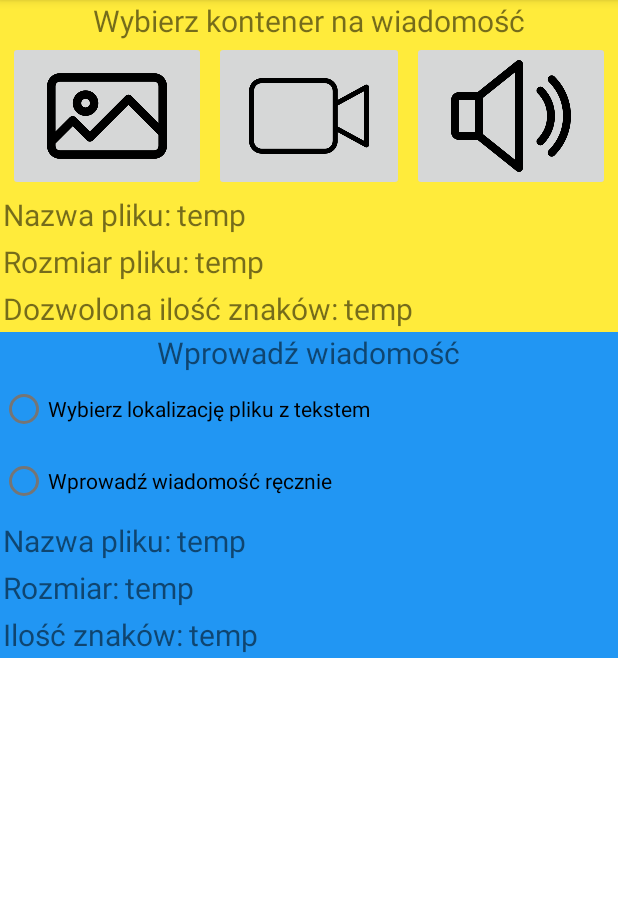
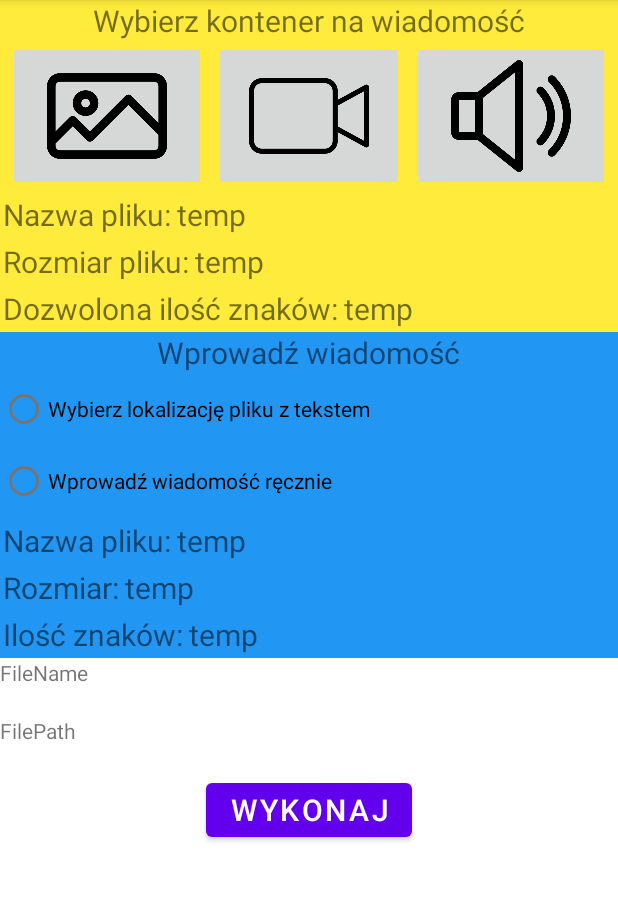
Before and after one commit to cezaryprusinowski/pracainzv1, an Android app: the HideActivity screen opened directly, with no data from a screen before it, on a phone screen of 412 x 824 dp, the part 84-985 px from its top. Run offline under Robolectric (Android 15) with nearby library versions, the phone set to English and light mode, and no system bars.

Commit message:
Dodany HidenVM (View model)

```diff
--- a/app/build.gradle
+++ b/app/build.gradle
@@ -41,9 +41,11 @@ android {
 
 dependencies {
 
+    // Libraries
+    implementation "androidx.lifecycle:lifecycle-livedata:2.2.0"
+    implementation "androidx.lifecycle:lifecycle-viewmodel:2.2.0"
     // Java language implementation
     implementation "androidx.fragment:fragment:1.2.5"
-
     implementation 'androidx.appcompat:appcompat:1.2.0'
     implementation 'com.google.android.material:material:1.2.1'
     implementation 'androidx.constraintlayout:constraintlayout:2.0.4'
--- a/app/src/main/java/com/example/pracainzv1/HideActivity.java
+++ b/app/src/main/java/com/example/pracainzv1/HideActivity.java
@@ -1,15 +1,35 @@
 package com.example.pracainzv1;
 
 import android.os.Bundle;
+import android.view.View;
 
 import androidx.appcompat.app.AppCompatActivity;
+import androidx.lifecycle.Observer;
+import androidx.lifecycle.ViewModelProvider;
+
+import com.example.pracainzv1.databinding.ActivityHideBinding;
 
 public class HideActivity extends AppCompatActivity {
+
+    private ActivityHideBinding binding;
 
     @Override
     protected void onCreate(Bundle savedInstanceState) {
         super.onCreate(savedInstanceState);
-        setContentView(R.layout.activity_hide);
+        binding = ActivityHideBinding.inflate(getLayoutInflater());
+        View view = binding.getRoot();
+        setContentView(view);
+
+        HideVM hideVM = new ViewModelProvider(this).get(HideVM.class);
+
+        hideVM.contenerFileMutableLiveData.observe(this, data ->{
+            binding.VMFileName.setText(data.getFileName());
+            binding.VMFilePath.setText(data.getFilePath());
+        });
+
+        binding.btnHideActivityExecute.setOnClickListener(v -> {
+            hideVM.setContenerFile();
+        });
 
         if (savedInstanceState == null) {
             getSupportFragmentManager().beginTransaction()
--- /dev/null
+++ b/app/src/main/java/com/example/pracainzv1/HideVM.java
@@ -0,0 +1,32 @@
+package com.example.pracainzv1;
+
+import androidx.lifecycle.MutableLiveData;
+import androidx.lifecycle.ViewModel;
+
+public class HideVM extends ViewModel {
+    public MutableLiveData<ContenerFile> contenerFileMutableLiveData;
+    private String filePath="/data/data/com.example.pracainzv1/files/foo.txt";
+    private ContenerFile contenerFile;
+
+
+    public HideVM() {
+        if (contenerFileMutableLiveData == null){
+            contenerFileMutableLiveData = new MutableLiveData<ContenerFile>();
+        }
+    }
+
+    public void setContenerFile(){
+        if (contenerFile == null) {
+            contenerFile = new ContenerFile("Test",
+                    "/data/data/com.example.pracainzv1/files/foo.txt",
+                    (byte) 12,
+                    12);
+        }
+//        var temp = contenerFileMutableLiveData.getValue();
+//        if (temp == null) {
+//            contenerFileMutableLiveData.setValue(contenerFile);
+//        }
+    }
+
+
+}
--- a/app/src/main/res/layout/activity_hide.xml
+++ b/app/src/main/res/layout/activity_hide.xml
@@ -15,5 +15,33 @@
         android:layout_height="wrap_content"
         android:id="@+id/frame_SelectText"/>
 
+    <TextView
+        android:layout_width="wrap_content"
+        android:layout_height="wrap_content"
+        android:text="FileName"/>
+    <TextView
+        android:id="@+id/VMFileName"
+        android:layout_width="wrap_content"
+        android:layout_height="wrap_content"
+        />
+
+    <TextView
+        android:layout_width="wrap_content"
+        android:layout_height="wrap_content"
+        android:text="FilePath"/>
+    <TextView
+        android:id="@+id/VMFilePath"
+        android:layout_width="wrap_content"
+        android:layout_height="wrap_content"
+        />
+
+    <Button
+        android:id="@+id/btnHideActivity_Execute"
+        android:layout_width="wrap_content"
+        android:layout_height="wrap_content"
+        android:text="@string/btnHideActivity_Execute"
+        android:textSize="20sp"
+        android:layout_gravity="center"/>
+
 
 </LinearLayout>
--- a/app/src/main/res/values/strings.xml
+++ b/app/src/main/res/values/strings.xml
@@ -14,4 +14,5 @@
     <string name="tvSelectTextFragment_FileNameHeader">Nazwa pliku:</string>
     <string name="tvSelectTextFragment_FileSizeHeader">Rozmiar:</string>
     <string name="tvSelectTextFragment_TextLength">Ilość znaków:</string>
+    <string name="btnHideActivity_Execute">Wykonaj</string>
 </resources>
```
Also changed, not shown: app/src/main/java/com/example/pracainzv1/ContenerFile.java (added, +53 -0 lines), 2 other files.
